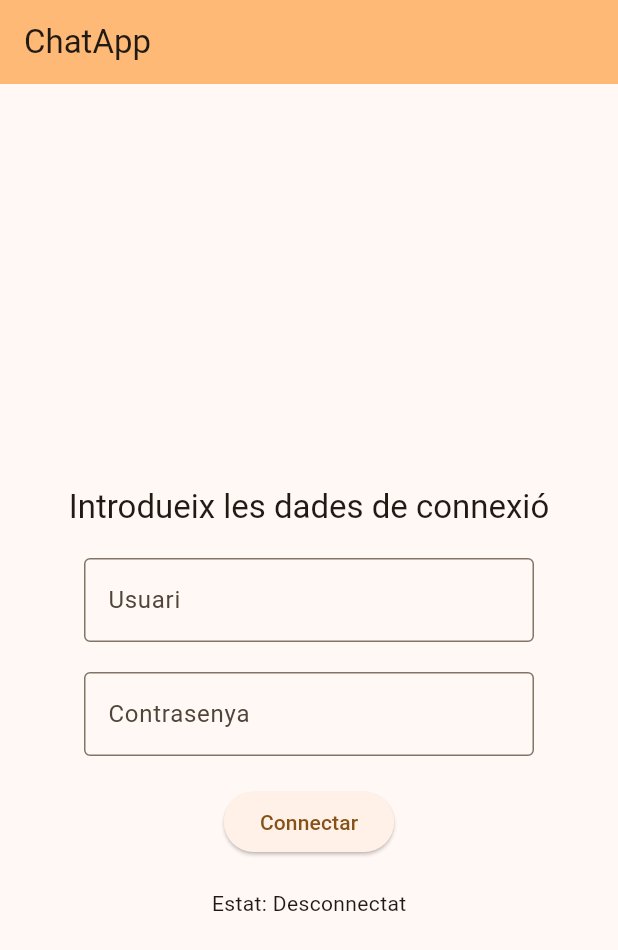
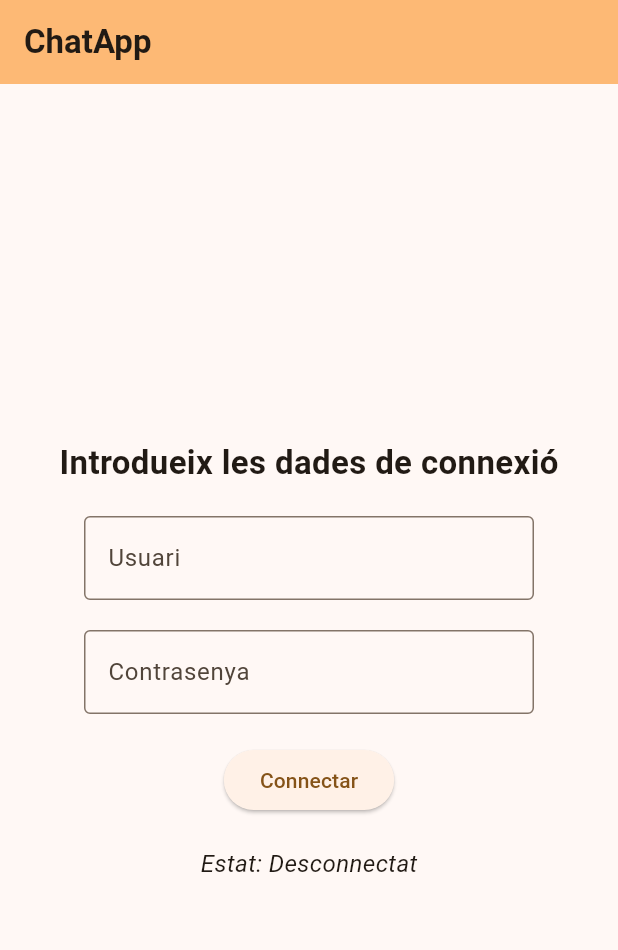
Before and after one commit to P41T0/projecte_comunicacio, a Flutter app: the screen it shows after launch, on a phone screen of 412 x 824 dp. Shown: the top 950 px of the screen. Run offline on Flutter 3.47's test engine with Material 3 defaults, Android fonts, the phone set to English and light mode, and no system bars; our stand-ins replace device_info_plus, flutter_secure_storage, permission_handler, shared_preferences; missing offline and left inert: usb_serial, xmpp_plugin.

Commit message:
actualitzacions a la estetica de la app

```diff
--- a/lib/main.dart
+++ b/lib/main.dart
@@ -360,10 +360,12 @@ class _MyHomePageState extends State<MyHomePage>
         resizeToAvoidBottomInset: true,
         appBar: AppBar(
           backgroundColor: Theme.of(context).colorScheme.inversePrimary,
-          title: Text(widget.title),
+          title: Text(
+            widget.title,
+            style: TextStyle(fontWeight: FontWeight.bold),
           ),
-        body: SingleChildScrollView(
-          child: Center(
+        ),
+        body: Center(
           child: ConstrainedBox(
             constraints: BoxConstraints(
               minHeight: MediaQuery.of(context).size.height,
@@ -371,10 +373,10 @@ class _MyHomePageState extends State<MyHomePage>
             child: Column(
               mainAxisAlignment: MainAxisAlignment.center,
               spacing: 20,
-                children: <Widget>[
+              children: [
                 Text(
                   'Introdueix les dades de connexió',
-                    style: Theme.of(context).textTheme.titleLarge,
+                  style: TextStyle(fontSize: 22, fontWeight: FontWeight.w600),
                 ),
                 SizedBox(
                   width: 300,
@@ -390,8 +392,7 @@ class _MyHomePageState extends State<MyHomePage>
                 ),
                 SizedBox(
                   width: 300,
-                    child:
-                  TextField(
+                  child: TextField(
                     controller: _contrasenyaController,
                     decoration: InputDecoration(
                       border: OutlineInputBorder(),
@@ -408,13 +409,18 @@ class _MyHomePageState extends State<MyHomePage>
                   child: Text('Connectar'),
                 ),
 
-                  Text("Estat: $connectionStatus"),
+                Text(
+                  "Estat: $connectionStatus",
+                  style: TextStyle(
+                    fontStyle: FontStyle.italic,
+                    fontWeight: FontWeight.w400,
+                    fontSize: 16,
+                  ),
+                ),
                 if (isAuthenticating) // Mostra el CircularProgressIndicator si _isAuthenticating és true
                   const Center(child: CircularProgressIndicator()),
               ],
             ),
-            ),
-            // This trailing comma makes auto-formatting nicer for build methods.
           ),
         ),
       );
@@ -425,20 +431,24 @@ class _MyHomePageState extends State<MyHomePage>
           backgroundColor: Theme.of(context).colorScheme.inversePrimary,
           title: Text(widget.title),
         ),
-        body: SingleChildScrollView(
-          child: Center(
-            child: Column(
+        body: Column(
           spacing: 10,
-              mainAxisAlignment: MainAxisAlignment.center,
-              children: <Widget>[
+          mainAxisAlignment: MainAxisAlignment.start,
+          children: [
             ElevatedButton(
               onPressed: () async {
                 checkConnection();
               },
               child: Text('Desconnectar'),
             ),
-                Text("Usuari"),
-                Text(usernameTitle),
+            Text(
+              "Usuari: $usernameTitle",
+              style: TextStyle(
+                fontWeight: FontWeight.bold,
+                fontStyle: FontStyle.italic,
+                fontSize: 20,
+              ),
+            ),
             Row(
               mainAxisAlignment: MainAxisAlignment.center,
               spacing: 10,
@@ -544,9 +554,6 @@ class _MyHomePageState extends State<MyHomePage>
             ),
           ],
         ),
-          ),
-          // This trailing comma makes auto-formatting nicer for build methods.
-        ),
       );
     }
   }
```
Also changed, not shown: lib/screens/chat.dart (+8 -14 lines). Lines whose indentation alone changed are shown as unchanged.
